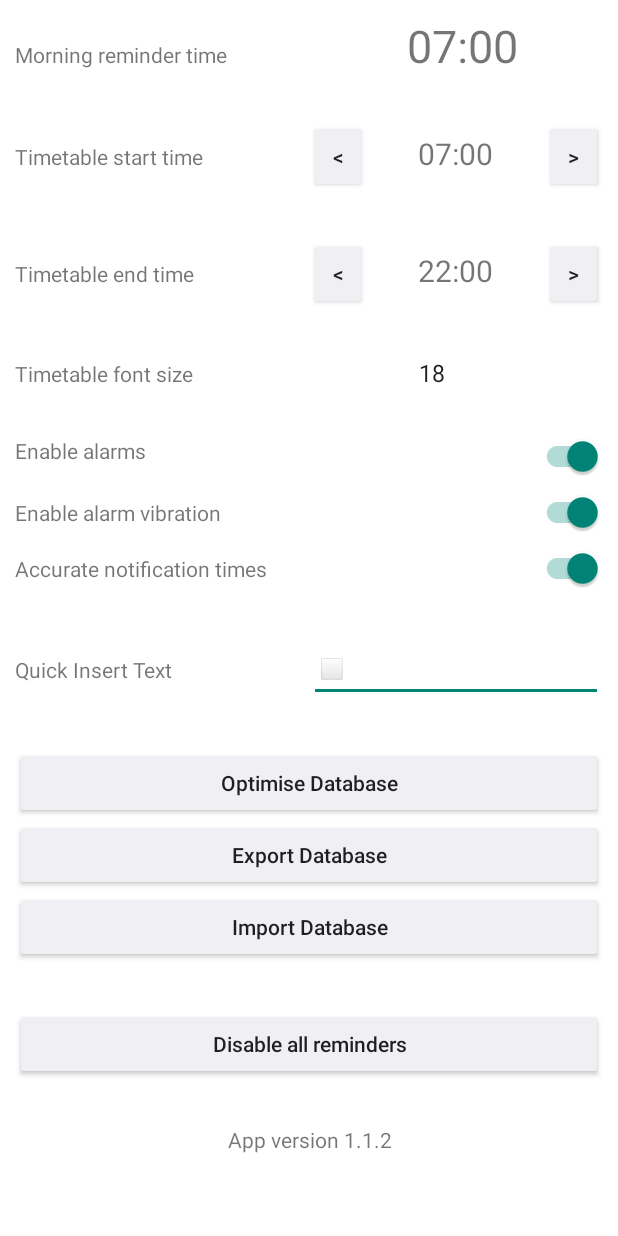
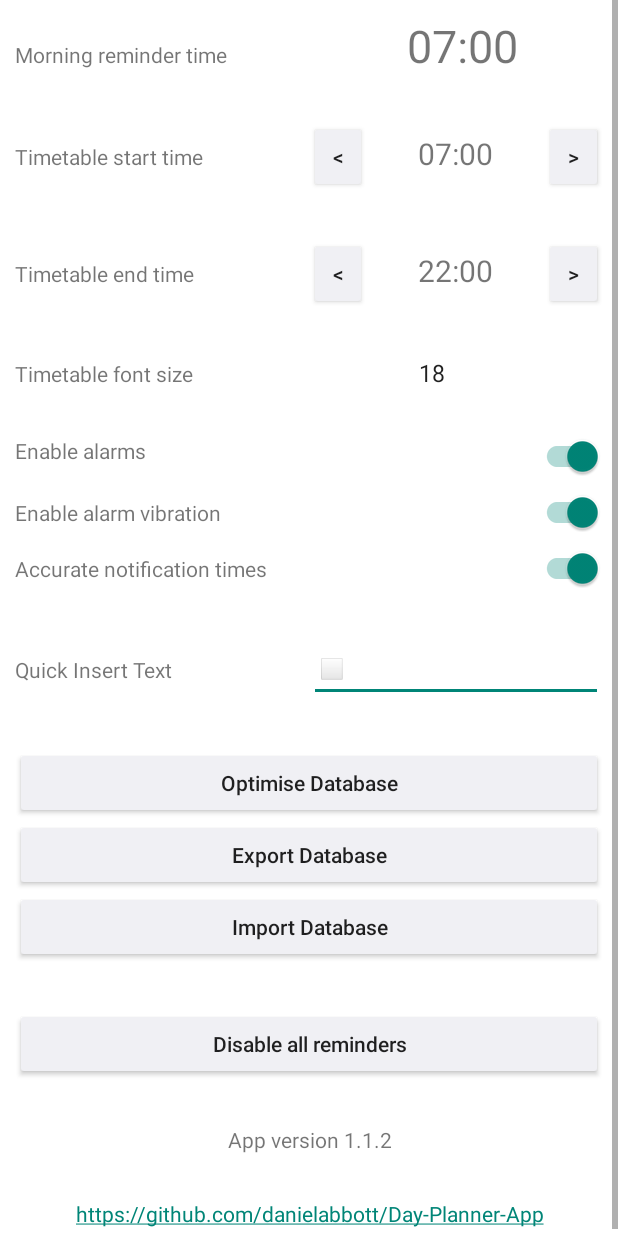
Before and after one commit to danielabbott/Day-Planner-App, an Android app: the fragment SettingsFragment shown on its own in the app's theme, on a phone screen of 412 x 824 dp. Run offline under Robolectric (Android 15) with nearby library versions, the phone set to English and light mode, and no system bars; 1 statement that could not run was skipped.

Commit message:
Github link

```diff
--- a/app/src/main/res/layout/fragment_settings.xml
+++ b/app/src/main/res/layout/fragment_settings.xml
@@ -307,6 +307,17 @@
             android:layout_height="wrap_content"
             android:gravity="center_horizontal" />
 
+        <Space
+            android:layout_width="match_parent"
+            android:layout_height="30dp" />
+
+        <TextView
+            android:text="https://github.com/danielabbott/Day-Planner-App"
+            android:autoLink="web"
+            android:layout_width="match_parent"
+            android:layout_height="wrap_content"
+            android:gravity="center_horizontal" />
+
 
     </LinearLayout>
 </ScrollView>
```
